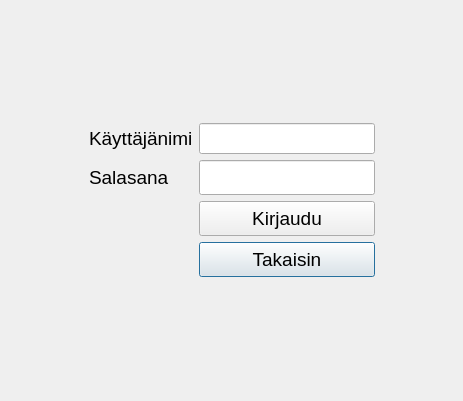
First picture: the form in bank-automat/login.ui, repository tvt24kmo-project/group_15, before the edit.
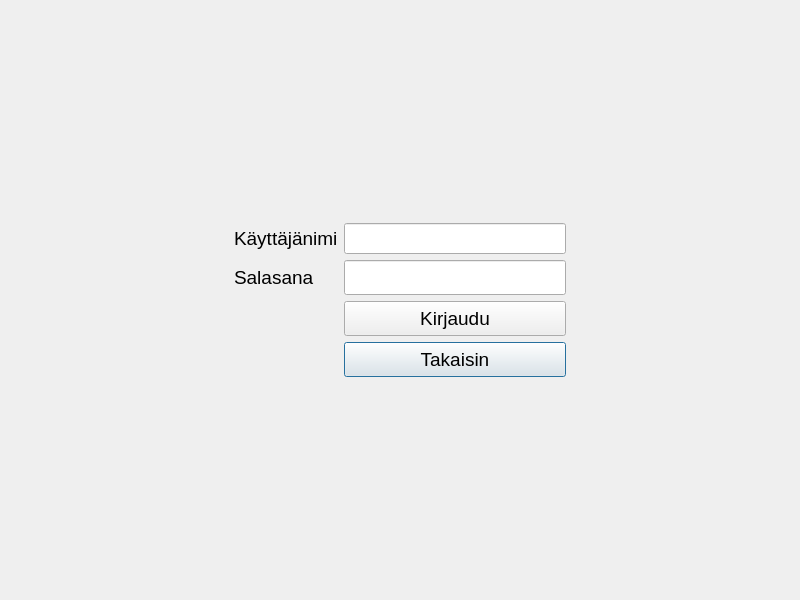
Second picture: the form after the edit.

The edit to the form file:
```diff
--- a/bank-automat/login.ui
+++ b/bank-automat/login.ui
@@ -6,8 +6,8 @@
    <rect>
     <x>0</x>
     <y>0</y>
-    <width>463</width>
-    <height>401</height>
+    <width>800</width>
+    <height>600</height>
    </rect>
   </property>
   <property name="windowTitle">
```
